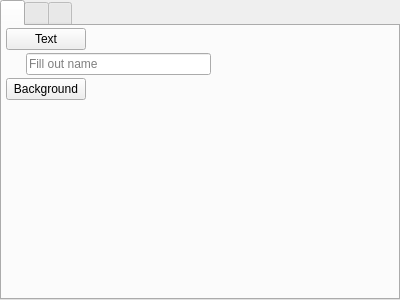
Old version of the form ui/world_building_item_editor.ui in the repository zkovari/plotlyst.
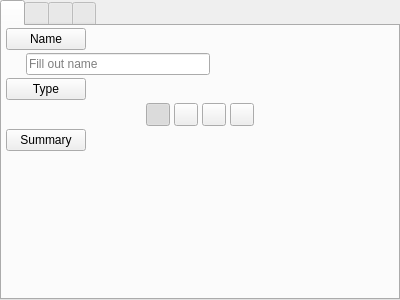
New version of the form. Custom widgets are drawn as their Qt base class.

Commit message:
Move location editor to worldbuilding (#475)
* Remove old locations view

* Remove Location from domain

* item notes and summary

* add types

* Start template

* move profiles to worldbuilding

* persist template values

* entity_summary_field

```diff
--- a/ui/world_building_item_editor.ui
+++ b/ui/world_building_item_editor.ui
@@ -20,7 +20,7 @@
    <attribute name="title">
     <string/>
    </attribute>
-   <layout class="QVBoxLayout" name="verticalLayout_2">
+   <layout class="QVBoxLayout" name="verticalLayout_4">
     <property name="spacing">
      <number>3</number>
     </property>
@@ -31,13 +31,13 @@
      <number>2</number>
     </property>
     <property name="rightMargin">
-     <number>2</number>
+     <number>4</number>
     </property>
     <property name="bottomMargin">
      <number>2</number>
     </property>
     <item>
-     <widget class="IconText" name="iconText">
+     <widget class="IconText" name="iconText_2">
       <property name="sizePolicy">
        <sizepolicy hsizetype="Maximum" vsizetype="Fixed">
         <horstretch>0</horstretch>
@@ -45,7 +45,7 @@
        </sizepolicy>
       </property>
       <property name="text">
-       <string>Text</string>
+       <string>Name</string>
       </property>
       <property name="iconName" stdset="0">
        <string>mdi.format-title</string>
@@ -53,8 +53,8 @@
      </widget>
     </item>
     <item>
-     <widget class="QWidget" name="widget" native="true">
-      <layout class="QHBoxLayout" name="horizontalLayout">
+     <widget class="QWidget" name="widget_2" native="true">
+      <layout class="QHBoxLayout" name="horizontalLayout_3">
        <property name="spacing">
         <number>0</number>
        </property>
@@ -84,6 +84,56 @@
         </widget>
        </item>
        <item>
+        <spacer name="horizontalSpacer_2">
+         <property name="orientation">
+          <enum>Qt::Horizontal</enum>
+         </property>
+         <property name="sizeHint" stdset="0">
+          <size>
+           <width>40</width>
+           <height>20</height>
+          </size>
+         </property>
+        </spacer>
+       </item>
+      </layout>
+     </widget>
+    </item>
+    <item>
+     <widget class="IconText" name="iconText_3">
+      <property name="sizePolicy">
+       <sizepolicy hsizetype="Maximum" vsizetype="Fixed">
+        <horstretch>0</horstretch>
+        <verstretch>0</verstretch>
+       </sizepolicy>
+      </property>
+      <property name="text">
+       <string>Type</string>
+      </property>
+      <property name="iconName" stdset="0">
+       <string>mdi.globe-model</string>
+      </property>
+     </widget>
+    </item>
+    <item>
+     <widget class="QWidget" name="widget" native="true">
+      <layout class="QHBoxLayout" name="horizontalLayout">
+       <property name="spacing">
+        <number>4</number>
+       </property>
+       <property name="leftMargin">
+        <number>0</number>
+       </property>
+       <property name="topMargin">
+        <number>0</number>
+       </property>
+       <property name="rightMargin">
+        <number>0</number>
+       </property>
+       <property name="bottomMargin">
+        <number>0</number>
+       </property>
+       <item>
         <spacer name="horizontalSpacer">
          <property name="orientation">
           <enum>Qt::Horizontal</enum>
@@ -96,9 +146,149 @@
          </property>
         </spacer>
        </item>
+       <item>
+        <widget class="QToolButton" name="btnEntity">
+         <property name="text">
+          <string/>
+         </property>
+         <property name="checkable">
+          <bool>true</bool>
+         </property>
+         <property name="checked">
+          <bool>true</bool>
+         </property>
+         <attribute name="buttonGroup">
+          <string notr="true">btnGroupType</string>
+         </attribute>
+        </widget>
+       </item>
+       <item>
+        <widget class="QToolButton" name="btnLocation">
+         <property name="text">
+          <string/>
+         </property>
+         <property name="checkable">
+          <bool>true</bool>
+         </property>
+         <attribute name="buttonGroup">
+          <string notr="true">btnGroupType</string>
+         </attribute>
+        </widget>
+       </item>
+       <item>
+        <widget class="QToolButton" name="btnGroup">
+         <property name="text">
+          <string/>
+         </property>
+         <property name="checkable">
+          <bool>true</bool>
+         </property>
+         <attribute name="buttonGroup">
+          <string notr="true">btnGroupType</string>
+         </attribute>
+        </widget>
+       </item>
+       <item>
+        <widget class="QToolButton" name="btnItem">
+         <property name="text">
+          <string/>
+         </property>
+         <property name="checkable">
+          <bool>true</bool>
+         </property>
+         <attribute name="buttonGroup">
+          <string notr="true">btnGroupType</string>
+         </attribute>
+        </widget>
+       </item>
+       <item>
+        <spacer name="horizontalSpacer_3">
+         <property name="orientation">
+          <enum>Qt::Horizontal</enum>
+         </property>
+         <property name="sizeHint" stdset="0">
+          <size>
+           <width>40</width>
+           <height>20</height>
+          </size>
+         </property>
+        </spacer>
+       </item>
       </layout>
      </widget>
     </item>
+    <item>
+     <widget class="IconText" name="iconText_4">
+      <property name="sizePolicy">
+       <sizepolicy hsizetype="Maximum" vsizetype="Fixed">
+        <horstretch>0</horstretch>
+        <verstretch>0</verstretch>
+       </sizepolicy>
+      </property>
+      <property name="text">
+       <string>Summary</string>
+      </property>
+      <property name="iconName" stdset="0">
+       <string>mdi.card-text-outline</string>
+      </property>
+     </widget>
+    </item>
+    <item>
+     <widget class="QWidget" name="wdgSummaryParent" native="true">
+      <layout class="QVBoxLayout" name="verticalLayout_5">
+       <property name="spacing">
+        <number>2</number>
+       </property>
+       <property name="leftMargin">
+        <number>20</number>
+       </property>
+       <property name="topMargin">
+        <number>0</number>
+       </property>
+       <property name="rightMargin">
+        <number>20</number>
+       </property>
+       <property name="bottomMargin">
+        <number>0</number>
+       </property>
+      </layout>
+     </widget>
+    </item>
+    <item>
+     <spacer name="verticalSpacer_2">
+      <property name="orientation">
+       <enum>Qt::Vertical</enum>
+      </property>
+      <property name="sizeHint" stdset="0">
+       <size>
+        <width>20</width>
+        <height>40</height>
+       </size>
+      </property>
+     </spacer>
+    </item>
+   </layout>
+  </widget>
+  <widget class="QWidget" name="tabStyle">
+   <attribute name="title">
+    <string/>
+   </attribute>
+   <layout class="QVBoxLayout" name="verticalLayout_2">
+    <property name="spacing">
+     <number>3</number>
+    </property>
+    <property name="leftMargin">
+     <number>4</number>
+    </property>
+    <property name="topMargin">
+     <number>2</number>
+    </property>
+    <property name="rightMargin">
+     <number>4</number>
+    </property>
+    <property name="bottomMargin">
+     <number>2</number>
+    </property>
     <item>
      <widget class="IconText" name="iconBackground">
       <property name="sizePolicy">
```
Left out of the diff: 7 changed lines with no effect on the pictures. The commit also changes 20 other files.
